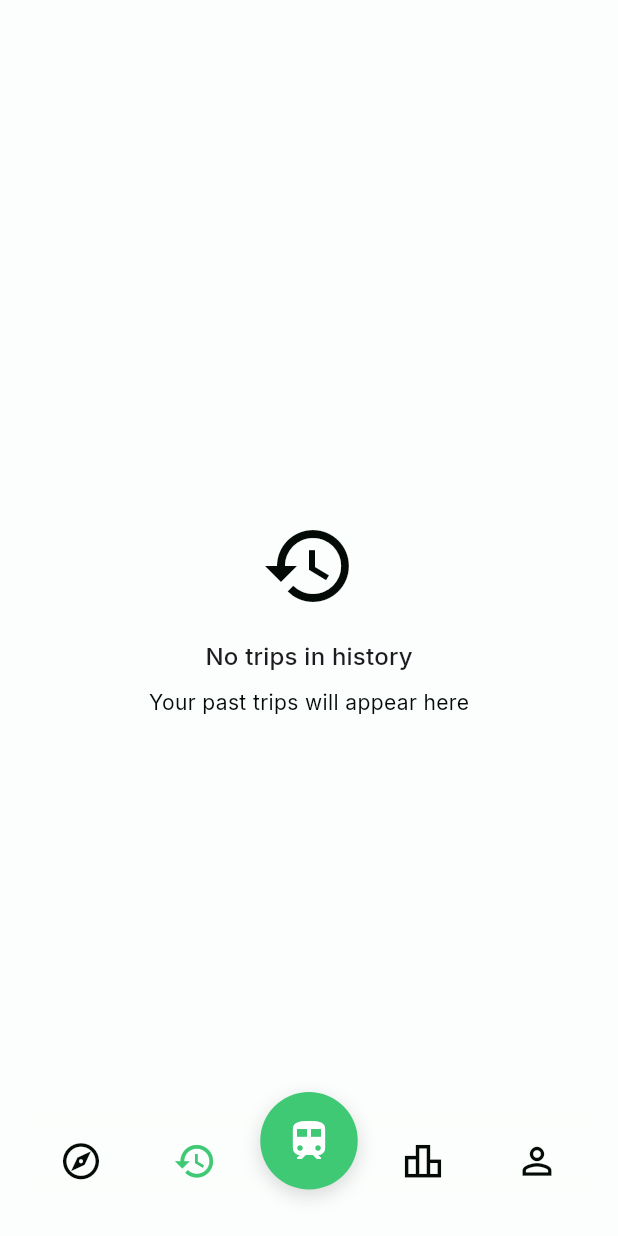
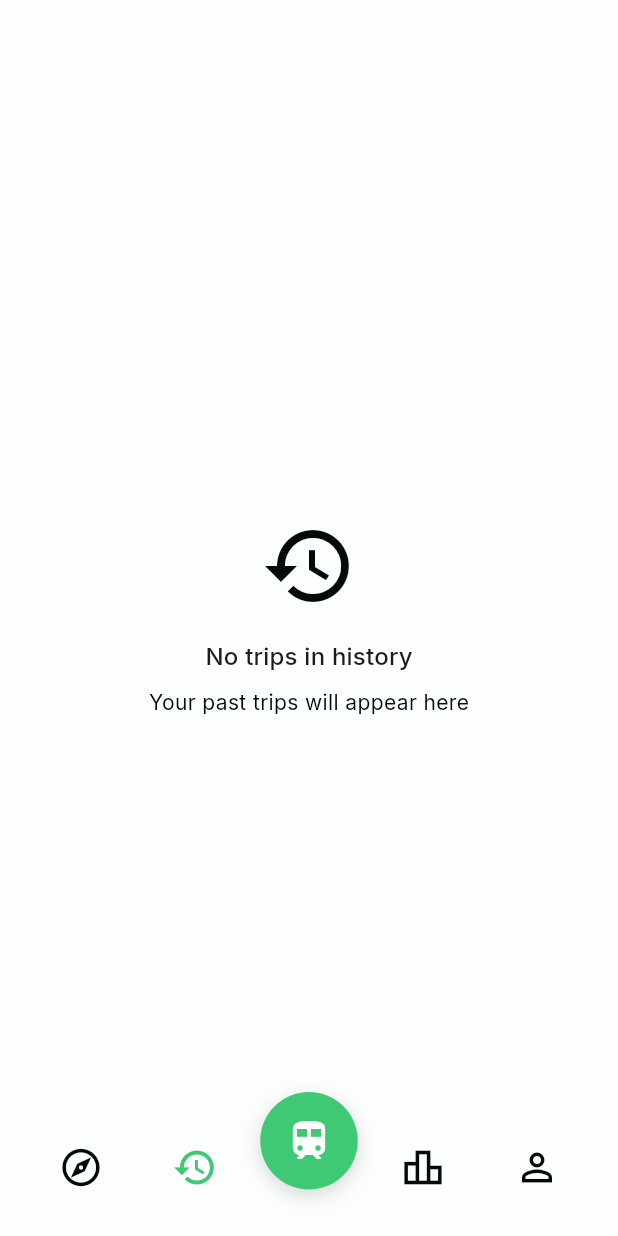
Before and after one commit to AntoineWaes9359/TrainLog, a Flutter app: the screen it shows once a user with an empty profile is signed in, item 2 of the bottom bar chosen, on a phone screen of 412 x 824 dp. Run offline on Flutter 3.47's test engine with Material 3 defaults, Android fonts, the phone set to English and light mode, and no system bars; our stand-ins replace adaptive_theme, cloud_firestore, dio, firebase_auth, firebase_core, flutter_animate and 8 more; missing offline and left inert: apple_maps_flutter, flip_board, google_mlkit_text_recognition, home_widget, liquid_glass_renderer; accounts and stored records are empty; project files that could hold a hidden picture were left out.

Commit message:
Icon centered and Text commented on the bottom navbar

```diff
--- a/trainlog/lib/screens/home_screen.dart
+++ b/trainlog/lib/screens/home_screen.dart
@@ -132,7 +132,7 @@ class _HomeScreenState extends State<HomeScreen> {
     Widget iconWidget = Icon(
       icon,
       color: color,
-      size: 29,
+      size: 30,
     );
 
     // Si l'élément est sélectionné, l'entourer avec un fond vert simple
@@ -140,12 +140,19 @@ class _HomeScreenState extends State<HomeScreen> {
     return InkWell(
       onTap: () => setState(() => _selectedIndex = index),
       child: Container(
-        padding: const EdgeInsets.symmetric(vertical: 8, horizontal: 4),
+        padding: const EdgeInsets.symmetric(vertical: 2, horizontal: 2),
         child: Column(
           mainAxisAlignment: MainAxisAlignment.center,
           children: [
             iconWidget,
-            const SizedBox(height: 8),
+            /* const SizedBox(height: 2),
+            Text(
+              label,
+              style: AppTypography.labelSmall.copyWith(
+                color: color,
+                fontWeight: isSelected ? FontWeight.w600 : FontWeight.normal,
+              ),
+            ), */
           ],
         ),
       ),
```
